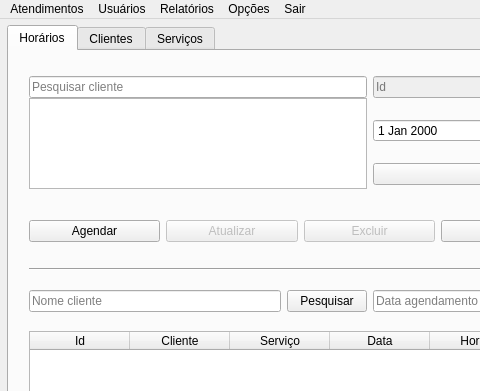
hansmboron/MehsysPy, file view/principalUi.ui: the form before one commit; both pictures show x 0 to 480 and y 0 to 391 of the 750 by 600 pixel window.
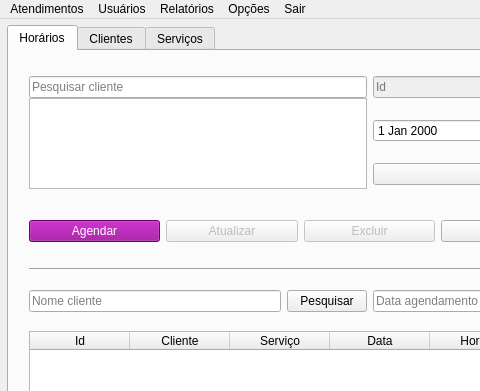
The form after the commit. The open tabs and pages were chosen to show the change.

What changed in the file:
```diff
--- a/view/principalUi.ui
+++ b/view/principalUi.ui
@@ -171,6 +171,13 @@
       <layout class="QHBoxLayout" name="horizontalLayout_2">
        <item>
         <widget class="QPushButton" name="btnAge_hor">
+         <property name="statusTip">
+          <string>Criar novo agendamento</string>
+         </property>
+         <property name="styleSheet">
+          <string notr="true">background-color: rgb(150, 0, 150);
+color: rgb(255, 255, 255);</string>
+         </property>
          <property name="text">
           <string>Agendar</string>
          </property>
```
Left out of the diff: 163 changed lines with no effect on the pictures.
